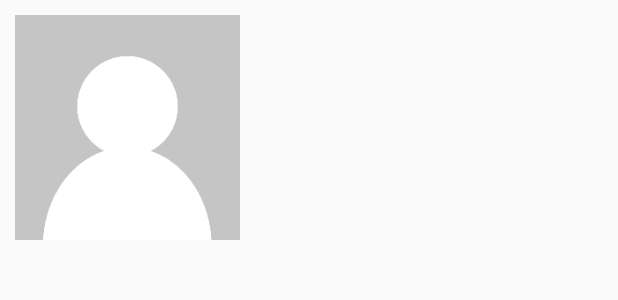
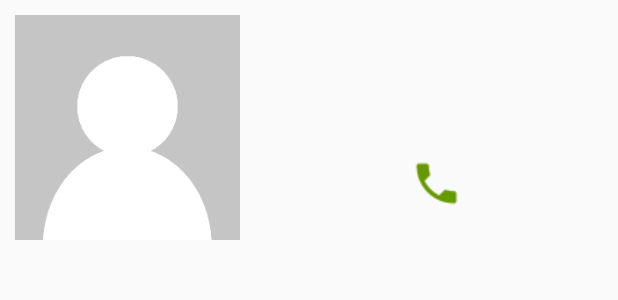
Before and after one commit to juliorendon/speedtouch, an Android app: the layout contact_item.xml on its own in the app's theme, with its tools: preview values and no code run, on a phone screen of 412 x 824 dp. Shown: the top 300 px of the screen. Run offline under Robolectric (Android 15) with nearby library versions, the phone set to English and light mode, and no system bars.

Commit message:
almost done

```diff
--- a/app/build.gradle
+++ b/app/build.gradle
@@ -8,8 +8,8 @@ android {
         applicationId "jotace.org.speedtouch"
         minSdkVersion 10
         targetSdkVersion 23
-        versionCode 1
-        versionName "1.0"
+        versionCode 5
+        versionName "5.1"
     }
     buildTypes {
         release {
--- a/app/src/main/AndroidManifest.xml
+++ b/app/src/main/AndroidManifest.xml
@@ -3,6 +3,7 @@
     package="jotace.org.speedtouch" >
 
     <uses-permission android:name="android.permission.CALL_PHONE"></uses-permission>
+    <uses-permission android:name="android.permission.READ_EXTERNAL_STORAGE"></uses-permission>
     <uses-permission android:name="android.permission."></uses-permission>
 
     <application
--- a/app/src/main/java/jotace/org/speedtouch/AddActivity.java
+++ b/app/src/main/java/jotace/org/speedtouch/AddActivity.java
@@ -95,7 +95,10 @@ public class AddActivity extends AppCompatActivity {
                                 @Override
                                 public void onDismissed(Snackbar snackbar, int event) {
                                     super.onDismissed(snackbar, event);
-                                    startActivity(new Intent(AddActivity.this, MainActivity.class));
+
+                                    Intent intent = new Intent(AddActivity.this, MainActivity.class);
+                                    intent.addFlags(Intent.FLAG_ACTIVITY_CLEAR_TOP);
+                                    startActivity(intent);
                                 }
                             }).show();
                 }
--- a/app/src/main/res/layout/contact_item.xml
+++ b/app/src/main/res/layout/contact_item.xml
@@ -11,7 +11,6 @@
         android:layout_margin="10dp"
         android:src="@drawable/ic_default_image" />
 
-
     <TextView
         android:id="@+id/name"
         android:layout_alignTop="@id/contact_image"
@@ -22,16 +21,35 @@
         android:padding="10dp"
         android:textSize="20dp" />
 
-    <TextView
-        android:id="@+id/number"
-        android:padding="10dp"
-        android:layout_marginTop="20dp"
-        android:layout_width="fill_parent"
+    <LinearLayout
+        android:layout_width="match_parent"
         android:layout_height="wrap_content"
         android:layout_alignLeft="@+id/name"
         android:layout_below="@+id/name"
-        android:textAlignment="center"
-        android:textSize="20dp" />
+        android:orientation="vertical">
+
+        <TextView
+            android:id="@+id/number"
+            android:padding="10dp"
+            android:layout_weight="2"
+            android:layout_width="fill_parent"
+            android:layout_height="wrap_content"
+            android:textAlignment="center"
+            android:textSize="20dp" />
+
+        <ImageView
+            android:layout_width="35dp"
+            android:layout_height="35dp"
+            android:layout_weight="1"
+            android:layout_gravity="center"
+            android:backgroundTint="@color/darkgreen"
+            android:background="@drawable/ic_phone" />
+
+    </LinearLayout>
+
+
+
+
 
 
 </RelativeLayout>
--- a/app/src/main/res/values/strings.xml
+++ b/app/src/main/res/values/strings.xml
@@ -17,6 +17,8 @@
     <string name="edit_contact">Edit Contact</string>
     <string name="delete_contact">Delete Contact</string>
     <string name="delete_contact_confirmation">"Are you sure you want to delete this contact?"</string>
+    <string name="exit_confirmation">"Are you sure you want to exit Speed Touch?"</string>
+    <string name="exit_speedtouch">"Exit Speed Touch?"</string>
     <string name="dialog_yes">Yes</string>
     <string name="dialog_no">No</string>
 
```
Also changed, not shown: app/src/main/java/jotace/org/speedtouch/EditActivity.java (+12 -4 lines), app/src/main/java/jotace/org/speedtouch/MainActivity.java (+30 -0 lines), app/src/main/res/drawable-hdpi/ic_phone.png (added), app/src/main/res/drawable-hdpi/speedtouch_logo_amazon.png (added), app/src/main/res/drawable-ldpi/ic_phone.png (added), app/src/main/res/drawable-ldpi/speedtouch_logo_amazon.png (added), app/src/main/res/drawable-mdpi/ic_phone.png (added), app/src/main/res/drawable-mdpi/speedtouch_logo_amazon.png (added), app/src/main/res/drawable-xhdpi/ic_phone.png (added), app/src/main/res/drawable-xhdpi/speedtouch_logo_amazon.png (added), app/src/main/res/drawable-xxhdpi/ic_phone.png (added), app/src/main/res/drawable-xxhdpi/speedtouch_logo_amazon.png (added), app/src/main/res/drawable-xxxhdpi/ic_phone.png (added), app/src/main/res/drawable-xxxhdpi/speedtouch_logo_amazon.png (added), 1 other file.
